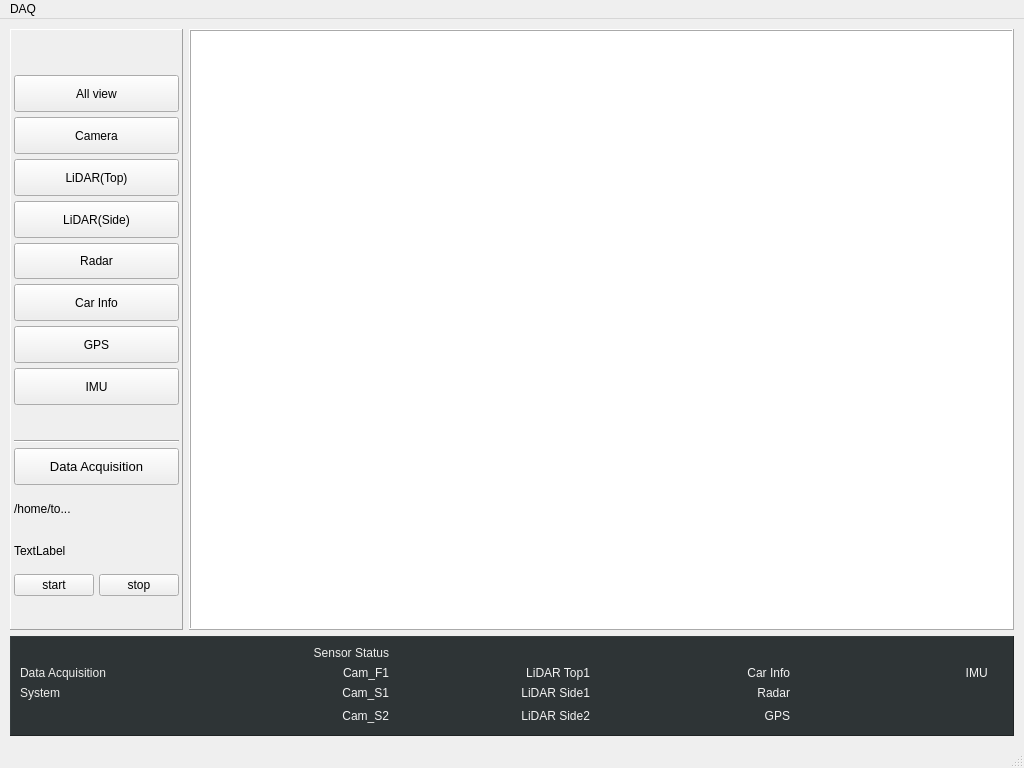
Before: the Qt Designer form src/daqmain.ui in mhyangjin/daq, drawn with Qt 5.
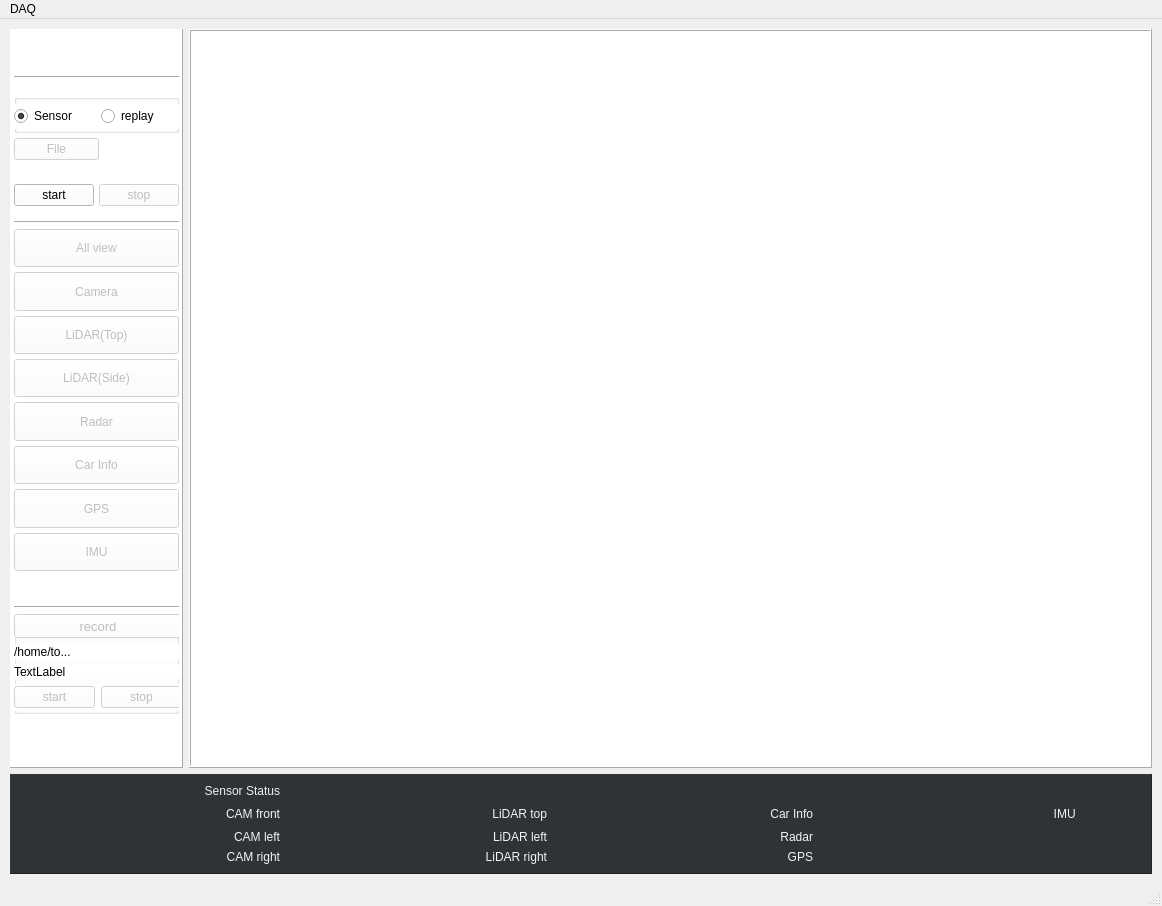
After: the same form once the commit is applied. Icons and pictures are not drawn.

```diff
--- a/src/daqmain.ui
+++ b/src/daqmain.ui
@@ -6,12 +6,12 @@
    <rect>
     <x>0</x>
     <y>0</y>
-    <width>1024</width>
-    <height>768</height>
+    <width>1162</width>
+    <height>906</height>
    </rect>
   </property>
   <property name="windowTitle">
-   <string>DaqMain</string>
+   <string>DAQ</string>
   </property>
   <property name="layoutDirection">
    <enum>Qt::LeftToRight</enum>
@@ -54,6 +54,9 @@
             <height>487</height>
            </size>
           </property>
+          <property name="styleSheet">
+           <string notr="true">background-color:rgb(255, 255, 255)</string>
+          </property>
           <property name="frameShape">
            <enum>QFrame::Panel</enum>
           </property>
@@ -103,7 +106,7 @@
                </property>
                <property name="minimumSize">
                 <size>
-                 <width>165</width>
+                 <width>163</width>
                  <height>0</height>
                 </size>
                </property>
@@ -117,12 +120,183 @@
                 <set>Qt::AlignCenter</set>
                </property>
                <property name="margin">
-                <number>2</number>
+                <number>4</number>
+               </property>
+               <property name="indent">
+                <number>-1</number>
+               </property>
+              </widget>
+             </item>
+             <item>
+              <widget class="Line" name="line_3">
+               <property name="orientation">
+                <enum>Qt::Horizontal</enum>
+               </property>
+              </widget>
+             </item>
+             <item>
+              <spacer name="verticalSpacer_4">
+               <property name="orientation">
+                <enum>Qt::Vertical</enum>
+               </property>
+               <property name="sizeType">
+                <enum>QSizePolicy::Fixed</enum>
+               </property>
+               <property name="sizeHint" stdset="0">
+                <size>
+                 <width>20</width>
+                 <height>10</height>
+                </size>
+               </property>
+              </spacer>
+             </item>
+             <item>
+              <widget class="QGroupBox" name="sensorOrReplay">
+               <property name="title">
+                <string/>
+               </property>
+               <widget class="QWidget" name="layoutWidget">
+                <property name="geometry">
+                 <rect>
+                  <x>0</x>
+                  <y>10</y>
+                  <width>168</width>
+                  <height>25</height>
+                 </rect>
+                </property>
+                <layout class="QHBoxLayout" name="horizontalLayout_9">
+                 <item>
+                  <widget class="QRadioButton" name="radioButton_sensor">
+                   <property name="text">
+                    <string>Sensor</string>
+                   </property>
+                   <property name="checked">
+                    <bool>true</bool>
+                   </property>
+                  </widget>
+                 </item>
+                 <item>
+                  <widget class="QRadioButton" name="radioButton_replay">
+                   <property name="text">
+                    <string>replay</string>
+                   </property>
+                  </widget>
+                 </item>
+                </layout>
+               </widget>
+              </widget>
+             </item>
+             <item>
+              <layout class="QHBoxLayout" name="horizontalLayout_8">
+               <item>
+                <widget class="QPushButton" name="btn_recordFile">
+                 <property name="enabled">
+                  <bool>false</bool>
+                 </property>
+                 <property name="font">
+                  <font>
+                   <pointsize>9</pointsize>
+                  </font>
+                 </property>
+                 <property name="text">
+                  <string>File</string>
+                 </property>
+                </widget>
+               </item>
+               <item>
+                <spacer name="horizontalSpacer_2">
+                 <property name="orientation">
+                  <enum>Qt::Horizontal</enum>
+                 </property>
+                 <property name="sizeType">
+                  <enum>QSizePolicy::Fixed</enum>
+                 </property>
+                 <property name="sizeHint" stdset="0">
+                  <size>
+                   <width>80</width>
+                   <height>20</height>
+                  </size>
+                 </property>
+                </spacer>
+               </item>
+              </layout>
+             </item>
+             <item>
+              <widget class="QLabel" name="label_replayFileName">
+               <property name="sizePolicy">
+                <sizepolicy hsizetype="Fixed" vsizetype="Fixed">
+                 <horstretch>0</horstretch>
+                 <verstretch>0</verstretch>
+                </sizepolicy>
+               </property>
+               <property name="maximumSize">
+                <size>
+                 <width>168</width>
+                 <height>16777215</height>
+                </size>
+               </property>
+               <property name="font">
+                <font>
+                 <pointsize>9</pointsize>
+                </font>
+               </property>
+               <property name="text">
+                <string/>
+               </property>
+               <property name="wordWrap">
+                <bool>true</bool>
+               </property>
+              </widget>
+             </item>
+             <item>
+              <layout class="QHBoxLayout" name="horizontalLayout">
+               <item>
+                <widget class="QPushButton" name="btn_start">
+                 <property name="text">
+                  <string>start</string>
+                 </property>
+                </widget>
+               </item>
+               <item>
+                <widget class="QPushButton" name="btn_stop">
+                 <property name="enabled">
+                  <bool>false</bool>
+                 </property>
+                 <property name="text">
+                  <string>stop</string>
+                 </property>
+                </widget>
+               </item>
+              </layout>
+             </item>
+             <item>
+              <spacer name="verticalSpacer_3">
+               <property name="orientation">
+                <enum>Qt::Vertical</enum>
+               </property>
+               <property name="sizeType">
+                <enum>QSizePolicy::Fixed</enum>
+               </property>
+               <property name="sizeHint" stdset="0">
+                <size>
+                 <width>20</width>
+                 <height>10</height>
+                </size>
+               </property>
+              </spacer>
+             </item>
+             <item>
+              <widget class="Line" name="line_2">
+               <property name="orientation">
+                <enum>Qt::Horizontal</enum>
                </property>
               </widget>
              </item>
              <item>
               <widget class="QPushButton" name="btn_all">
+               <property name="enabled">
+                <bool>false</bool>
+               </property>
                <property name="sizePolicy">
                 <sizepolicy hsizetype="Minimum" vsizetype="Minimum">
                  <horstretch>0</horstretch>
@@ -139,6 +313,9 @@
              </item>
              <item>
               <widget class="QPushButton" name="btn_camera">
+               <property name="enabled">
+                <bool>false</bool>
+               </property>
                <property name="sizePolicy">
                 <sizepolicy hsizetype="Minimum" vsizetype="Minimum">
                  <horstretch>0</horstretch>
@@ -155,6 +332,9 @@
              </item>
              <item>
               <widget class="QPushButton" name="btn_lidarTop">
+               <property name="enabled">
+                <bool>false</bool>
+               </property>
                <property name="sizePolicy">
                 <sizepolicy hsizetype="Minimum" vsizetype="Minimum">
                  <horstretch>0</horstretch>
@@ -171,6 +351,9 @@
              </item>
              <item>
               <widget class="QPushButton" name="btn_lidarSide">
+               <property name="enabled">
+                <bool>false</bool>
+               </property>
                <property name="sizePolicy">
                 <sizepolicy hsizetype="Minimum" vsizetype="Minimum">
                  <horstretch>0</horstretch>
@@ -187,6 +370,9 @@
              </item>
              <item>
               <widget class="QPushButton" name="btn_radar">
+               <property name="enabled">
+                <bool>false</bool>
+               </property>
                <property name="sizePolicy">
                 <sizepolicy hsizetype="Minimum" vsizetype="Minimum">
                  <horstretch>0</horstretch>
@@ -203,6 +389,9 @@
              </item>
              <item>
               <widget class="QPushButton" name="btn_carInfo">
+               <property name="enabled">
+                <bool>false</bool>
+               </property>
                <property name="sizePolicy">
                 <sizepolicy hsizetype="Minimum" vsizetype="Minimum">
                  <horstretch>0</horstretch>
@@ -219,6 +408,9 @@
              </item>
              <item>
               <widget class="QPushButton" name="btn_gps">
+               <property name="enabled">
+                <bool>false</bool>
+               </property>
                <property name="sizePolicy">
                 <sizepolicy hsizetype="Minimum" vsizetype="Minimum">
                  <horstretch>0</horstretch>
@@ -235,6 +427,9 @@
              </item>
              <item>
               <widget class="QPushButton" name="btn_imu">
+               <property name="enabled">
+                <bool>false</bool>
+               </property>
                <property name="sizePolicy">
                 <sizepolicy hsizetype="Minimum" vsizetype="Minimum">
                  <horstretch>0</horstretch>
@@ -273,86 +468,170 @@
               </widget>
              </item>
              <item>
-              <widget class="QPushButton" name="btn_acquisition">
+              <widget class="QGroupBox" name="recordGroup">
                <property name="sizePolicy">
-                <sizepolicy hsizetype="Minimum" vsizetype="Minimum">
+                <sizepolicy hsizetype="Preferred" vsizetype="Fixed">
                  <horstretch>0</horstretch>
                  <verstretch>0</verstretch>
                 </sizepolicy>
                </property>
-               <property name="font">
-                <font>
-                 <pointsize>10</pointsize>
-                </font>
+               <property name="minimumSize">
+                <size>
+                 <width>0</width>
+                 <height>100</height>
+                </size>
                </property>
-               <property name="styleSheet">
-                <string notr="true"/>
+               <property name="title">
+                <string/>
                </property>
-               <property name="text">
-                <string>Data Acquisition</string>
-               </property>
+               <widget class="QPushButton" name="btn_record">
+                <property name="enabled">
+                 <bool>false</bool>
+                </property>
+                <property name="geometry">
+                 <rect>
+                  <x>0</x>
+                  <y>0</y>
+                  <width>168</width>
+                  <height>24</height>
+                 </rect>
+                </property>
+                <property name="sizePolicy">
+                 <sizepolicy hsizetype="Minimum" vsizetype="Minimum">
+                  <horstretch>0</horstretch>
+                  <verstretch>0</verstretch>
+                 </sizepolicy>
+                </property>
+                <property name="font">
+                 <font>
+                  <pointsize>10</pointsize>
+                 </font>
+                </property>
+                <property name="styleSheet">
+                 <string notr="true"/>
+                </property>
+                <property name="text">
+                 <string>record</string>
+                </property>
+               </widget>
+               <widget class="QLabel" name="label_fileName">
+                <property name="geometry">
+                 <rect>
+                  <x>0</x>
+                  <y>50</y>
+                  <width>168</width>
+                  <height>15</height>
+                 </rect>
+                </property>
+                <property name="sizePolicy">
+                 <sizepolicy hsizetype="Fixed" vsizetype="Fixed">
+                  <horstretch>0</horstretch>
+                  <verstretch>0</verstretch>
+                 </sizepolicy>
+                </property>
+                <property name="maximumSize">
+                 <size>
+                  <width>168</width>
+                  <height>16777215</height>
+                 </size>
+                </property>
+                <property name="font">
+                 <font>
+                  <pointsize>9</pointsize>
+                 </font>
+                </property>
+                <property name="text">
+                 <string>TextLabel</string>
+                </property>
+                <property name="wordWrap">
+                 <bool>true</bool>
+                </property>
+               </widget>
+               <widget class="QLabel" name="label_Path">
+                <property name="geometry">
+                 <rect>
+                  <x>0</x>
+                  <y>30</y>
+                  <width>168</width>
+                  <height>15</height>
+                 </rect>
+                </property>
+                <property name="sizePolicy">
+                 <sizepolicy hsizetype="Fixed" vsizetype="Fixed">
+                  <horstretch>0</horstretch>
+                  <verstretch>0</verstretch>
+                 </sizepolicy>
+                </property>
+                <property name="maximumSize">
+                 <size>
+                  <width>168</width>
+                  <height>16777215</height>
+                 </size>
+                </property>
+                <property name="font">
+                 <font>
+                  <pointsize>9</pointsize>
+                 </font>
+                </property>
+                <property name="text">
+                 <string>/home/to...</string>
+                </property>
+                <property name="wordWrap">
+                 <bool>true</bool>
+                </property>
+               </widget>
+               <widget class="QWidget" name="layoutWidget">
+                <property name="geometry">
+                 <rect>
+                  <x>0</x>
+                  <y>70</y>
+                  <width>168</width>
+                  <height>27</height>
+                 </rect>
+                </property>
+                <layout class="QHBoxLayout" name="horizontalLayout_4">
+                 <item>
+                  <widget class="QPushButton" name="btn_recordStart">
+                   <property name="enabled">
+                    <bool>false</bool>
+                   </property>
+                   <property name="minimumSize">
+                    <size>
+                     <width>30</width>
+                     <height>0</height>
+                    </size>
+                   </property>
+                   <property name="text">
+                    <string>start</string>
+                   </property>
+                  </widget>
+                 </item>
+                 <item>
+                  <widget class="QPushButton" name="btn_recordStop">
+                   <property name="enabled">
+                    <bool>false</bool>
+                   </property>
+                   <property name="sizePolicy">
+                    <sizepolicy hsizetype="Minimum" vsizetype="Fixed">
+                     <horstretch>0</horstretch>
+                     <verstretch>0</verstretch>
+                    </sizepolicy>
+                   </property>
+                   <property name="minimumSize">
+                    <size>
+                     <width>30</width>
+                     <height>0</height>
+                    </size>
+                   </property>
+                   <property name="text">
+                    <string>stop</string>
+                   </property>
+                  </widget>
+                 </item>
+                </layout>
+               </widget>
               </widget>
              </item>
-             <item>
-              <widget class="QLabel" name="label_Path">
-               <property name="font">
-                <font>
-                 <pointsize>9</pointsize>
-                </font>
-               </property>
-               <property name="text">
-                <string>/home/to...</string>
-               </property>
-              </widget>
-             </item>
-             <item>
-              <widget class="QLabel" name="label_fileName">
-               <property name="font">
-                <font>
-                 <pointsize>9</pointsize>
-                </font>
-               </property>
-               <property name="text">
-                <string>TextLabel</string>
-               </property>
-              </widget>
-             </item>
-             <item>
-              <layout class="QHBoxLayout" name="horizontalLayout_4">
-               <item>
-                <widget class="QPushButton" name="btn_start">
-                 <property name="minimumSize">
-                  <size>
-                   <width>30</width>
-                   <height>0</height>
-                  </size>
-                 </property>
-                 <property name="text">
-                  <string>start</string>
-                 </property>
-                </widget>
-               </item>
-               <item>
-                <widget class="QPushButton" name="btn_stop">
-                 <property name="sizePolicy">
-                  <sizepolicy hsizetype="Minimum" vsizetype="Fixed">
-                   <horstretch>0</horstretch>
-                   <verstretch>0</verstretch>
-                  </sizepolicy>
-                 </property>
-                 <property name="minimumSize">
-                  <size>
-                   <width>30</width>
-                   <height>0</height>
-                  </size>
-                 </property>
-                 <property name="text">
-                  <string>stop</string>
-                 </property>
-                </widget>
-               </item>
-              </layout>
-             </item>
              <item>
               <spacer name="verticalSpacer">
                <property name="orientation">
@@ -364,7 +643,7 @@
                <property name="sizeHint" stdset="0">
                 <size>
                  <width>20</width>
-                 <height>30</height>
+                 <height>50</height>
                 </size>
                </property>
               </spacer>
@@ -441,183 +720,19 @@
         <layout class="QVBoxLayout" name="verticalLayout_6">
          <item>
           <layout class="QGridLayout" name="gridLayout">
-           <item row="4" column="2">
-            <widget class="QLabel" name="img_cams2">
-             <property name="styleSheet">
-              <string notr="true">color:rgb(243, 243, 243)</string>
-             </property>
-             <property name="text">
-              <string/>
-             </property>
-             <property name="pixmap">
-              <pixmap resource="images.qrc">:/img/images/state_gray.png</pixmap>
-             </property>
-             <property name="alignment">
-              <set>Qt::AlignCenter</set>
-             </property>
-            </widget>
-           </item>
-           <item row="4" column="4">
-            <widget class="QLabel" name="img_lidar_side2">
-             <property name="styleSheet">
-              <string notr="true">color:rgb(243, 243, 243)</string>
-             </property>
-             <property name="text">
-              <string/>
-             </property>
-             <property name="pixmap">
-              <pixmap resource="images.qrc">:/img/images/state_gray.png</pixmap>
-             </property>
-             <property name="alignment">
-              <set>Qt::AlignCenter</set>
-             </property>
-            </widget>
-           </item>
-           <item row="2" column="1">
-            <widget class="QLabel" name="label_camf1">
-             <property name="styleSheet">
-              <string notr="true">color:rgb(243, 243, 243)</string>
-             </property>
-             <property name="text">
-              <string>Cam_F1</string>
-             </property>
-             <property name="alignment">
-              <set>Qt::AlignRight|Qt::AlignTrailing|Qt::AlignVCenter</set>
-             </property>
-            </widget>
-           </item>
-           <item row="3" column="7">
-            <widget class="QLabel" name="img_radar">
-             <property name="styleSheet">
-              <string notr="true">color:rgb(243, 243, 243)</string>
-             </property>
-             <property name="text">
-              <string/>
-             </property>
-             <property name="pixmap">
-              <pixmap resource="images.qrc">:/img/images/state_gray.png</pixmap>
-             </property>
-             <property name="alignment">
-              <set>Qt::AlignCenter</set>
-             </property>
-            </widget>
-           </item>
-           <item row="3" column="4">
-            <widget class="QLabel" name="img_lidar_side1">
-             <property name="styleSheet">
-              <string notr="true">color:rgb(243, 243, 243)</string>
-             </property>
-             <property name="text">
-              <string/>
-             </property>
-             <property name="pixmap">
-              <pixmap resource="images.qrc">:/img/images/state_gray.png</pixmap>
-             </property>
-             <property name="alignment">
-              <set>Qt::AlignCenter</set>
-             </property>
-            </widget>
-           </item>
-           <item row="3" column="1">
-            <widget class="QLabel" name="label_cams1">
-             <property name="styleSheet">
-              <string notr="true">color:rgb(243, 243, 243)</string>
-             </property>
-             <property name="text">
-              <string>Cam_S1</string>
-             </property>
-             <property name="alignment">
-              <set>Qt::AlignRight|Qt::AlignTrailing|Qt::AlignVCenter</set>
-             </property>
-            </widget>
-           </item>
-           <item row="3" column="0">
-            <widget class="QLabel" name="label_4">
-             <property name="styleSheet">
-              <string notr="true">color:rgb(238, 238, 236);</string>
-             </property>
-             <property name="text">
-              <string>System</string>
-             </property>
-            </widget>
-           </item>
            <item row="4" column="1">
             <widget class="QLabel" name="label_cams2">
              <property name="styleSheet">
               <string notr="true">color:rgb(243, 243, 243)</string>
              </property>
              <property name="text">
-              <string>Cam_S2</string>
+              <string>CAM right</string>
              </property>
              <property name="alignment">
               <set>Qt::AlignRight|Qt::AlignTrailing|Qt::AlignVCenter</set>
              </property>
             </widget>
            </item>
-           <item row="3" column="2">
-            <widget class="QLabel" name="img_cams1">
-             <property name="styleSheet">
-              <string notr="true">color:rgb(243, 243, 243)</string>
-             </property>
-             <property name="text">
-              <string/>
-             </property>
-             <property name="pixmap">
-              <pixmap resource="images.qrc">:/img/images/state_gray.png</pixmap>
-             </property>
-             <property name="alignment">
-              <set>Qt::AlignCenter</set>
-             </property>
-            </widget>
-           </item>
-           <item row="4" column="7">
-            <widget class="QLabel" name="img_gps">
-             <property name="styleSheet">
-              <string notr="true">color:rgb(243, 243, 243)</string>
-             </property>
-             <property name="text">
-              <string/>
-             </property>
-             <property name="pixmap">
-              <pixmap resource="images.qrc">:/img/images/state_gray.png</pixmap>
-             </property>
-             <property name="alignment">
-              <set>Qt::AlignCenter</set>
-             </property>
-            </widget>
-           </item>
-           <item row="2" column="0">
-            <widget class="QLabel" name="label_3">
-             <property name="styleSheet">
-              <string notr="true">color:rgb(238, 238, 236);</string>
-             </property>
-             <property name="text">
-              <string>Data Acquisition</string>
-             </property>
-            </widget>
-           </item>
-           <item row="2" column="4">
-            <widget class="QLabel" name="img_lidar_top">
-             <property name="sizePolicy">
-              <sizepolicy hsizetype="Fixed" vsizetype="Fixed">
-               <horstretch>0</horstretch>
-               <verstretch>0</verstretch>
-              </sizepolicy>
-             </property>
-             <property name="styleSheet">
-              <string notr="true">color:rgb(243, 243, 243)</string>
-             </property>
-             <property name="text">
-              <string/>
-             </property>
-             <property name="pixmap">
-              <pixmap resource="images.qrc">:/img/images/state_gray.png</pixmap>
-             </property>
-             <property name="alignment">
-              <set>Qt::AlignCenter</set>
-             </property>
-            </widget>
-           </item>
            <item row="2" column="2">
             <widget class="QLabel" name="img_camf1">
              <property name="sizePolicy">
@@ -643,16 +758,41 @@
              </property>
             </widget>
            </item>
-           <item row="2" column="3">
-            <widget class="QLabel" name="label_lidartop1">
+           <item row="3" column="2">
+            <widget class="QLabel" name="img_cams1">
              <property name="styleSheet">
               <string notr="true">color:rgb(243, 243, 243)</string>
              </property>
              <property name="text">
-              <string>LiDAR Top1</string>
+              <string/>
              </property>
+             <property name="pixmap">
+              <pixmap resource="images.qrc">:/img/images/state_gray.png</pixmap>
+             </property>
              <property name="alignment">
-              <set>Qt::AlignRight|Qt::AlignTrailing|Qt::AlignVCenter</set>
+              <set>Qt::AlignCenter</set>
+             </property>
+            </widget>
+           </item>
+           <item row="2" column="7">
+            <widget class="QLabel" name="img_car">
+             <property name="sizePolicy">
+              <sizepolicy hsizetype="Fixed" vsizetype="Preferred">
+               <horstretch>0</horstretch>
+               <verstretch>0</verstretch>
+              </sizepolicy>
+             </property>
+             <property name="styleSheet">
+              <string notr="true">color:rgb(243, 243, 243)</string>
+             </property>
+             <property name="text">
+              <string/>
+             </property>
+             <property name="pixmap">
+              <pixmap resource="images.qrc">:/img/images/state_gray.png</pixmap>
+             </property>
+             <property name="alignment">
+              <set>Qt::AlignCenter</set>
              </property>
             </widget>
            </item>
@@ -669,59 +809,84 @@
              </property>
             </widget>
            </item>
-           <item row="3" column="6">
-            <widget class="QLabel" name="label_avm2">
+           <item row="2" column="8">
+            <widget class="QLabel" name="label_imu">
              <property name="styleSheet">
               <string notr="true">color:rgb(243, 243, 243)</string>
              </property>
              <property name="text">
-              <string>Radar</string>
+              <string>IMU </string>
              </property>
              <property name="alignment">
               <set>Qt::AlignRight|Qt::AlignTrailing|Qt::AlignVCenter</set>
              </property>
             </widget>
            </item>
-           <item row="4" column="6">
-            <widget class="QLabel" name="label_avm3">
+           <item row="2" column="1">
+            <widget class="QLabel" name="label_camf1">
              <property name="styleSheet">
               <string notr="true">color:rgb(243, 243, 243)</string>
              </property>
              <property name="text">
-              <string>GPS</string>
+              <string>CAM front</string>
              </property>
              <property name="alignment">
               <set>Qt::AlignRight|Qt::AlignTrailing|Qt::AlignVCenter</set>
              </property>
             </widget>
            </item>
+           <item row="4" column="4">
+            <widget class="QLabel" name="img_lidar_side2">
+             <property name="styleSheet">
+              <string notr="true">color:rgb(243, 243, 243)</string>
+             </property>
+             <property name="text">
+              <string/>
+             </property>
+             <property name="pixmap">
+              <pixmap resource="images.qrc">:/img/images/state_gray.png</pixmap>
+             </property>
+             <property name="alignment">
+              <set>Qt::AlignCenter</set>
+             </property>
+            </widget>
+           </item>
+           <item row="2" column="9">
+            <widget class="QLabel" name="img_imu">
+             <property name="sizePolicy">
+              <sizepolicy hsizetype="Fixed" vsizetype="Preferred">
+               <horstretch>0</horstretch>
+               <verstretch>0</verstretch>
+              </sizepolicy>
+             </property>
+             <property name="styleSheet">
+              <string notr="true">color:rgb(243, 243, 243)</string>
+             </property>
+             <property name="text">
+              <string/>
+             </property>
+             <property name="pixmap">
+              <pixmap resource="images.qrc">:/img/images/state_gray.png</pixmap>
+             </property>
+             <property name="alignment">
+              <set>Qt::AlignCenter</set>
+             </property>
+            </widget>
+           </item>
            <item row="3" column="3">
             <widget class="QLabel" name="label_lidarside1">
              <property name="styleSheet">
               <string notr="true">color:rgb(243, 243, 243)</string>
              </property>
              <property name="text">
-              <string>LiDAR Side1</string>
+              <string>LiDAR left</string>
              </property>
              <property name="alignment">
               <set>Qt::AlignRight|Qt::AlignTrailing|Qt::AlignVCenter</set>
              </property>
             </widget>
            </item>
-           <item row="4" column="3">
-            <widget class="QLabel" name="label_lidarside2">
-             <property name="styleSheet">
-              <string notr="true">color:rgb(243, 243, 243)</string>
-             </property>
-             <property name="text">
-              <string>LiDAR Side2</string>
-             </property>
-             <property name="alignment">
-              <set>Qt::AlignRight|Qt::AlignTrailing|Qt::AlignVCenter</set>
-             </property>
-            </widget>
-           </item>
-           <item row="4" column="0">
+           <item row="2" column="10">
             <spacer name="horizontalSpacer">
              <property name="orientation">
               <enum>Qt::Horizontal</enum>
@@ -731,25 +896,163 @@
              </property>
              <property name="sizeHint" stdset="0">
               <size>
-               <width>180</width>
+               <width>50</width>
                <height>20</height>
               </size>
              </property>
             </spacer>
            </item>
-           <item row="2" column="8">
-            <widget class="QLabel" name="label_imu">
+           <item row="4" column="7">
+            <widget class="QLabel" name="img_gps">
              <property name="styleSheet">
               <string notr="true">color:rgb(243, 243, 243)</string>
              </property>
              <property name="text">
-              <string>IMU </string>
+              <string/>
              </property>
+             <property name="pixmap">
+              <pixmap resource="images.qrc">:/img/images/state_gray.png</pixmap>
+             </property>
              <property name="alignment">
+              <set>Qt::AlignCenter</set>
+             </property>
+            </widget>
+           </item>
+           <item row="4" column="6">
+            <widget class="QLabel" name="label_avm3">
+             <property name="styleSheet">
+              <string notr="true">color:rgb(243, 243, 243)</string>
+             </property>
+             <property name="text">
+              <string>GPS</string>
+             </property>
+             <property name="alignment">
               <set>Qt::AlignRight|Qt::AlignTrailing|Qt::AlignVCenter</set>
              </property>
             </widget>
            </item>
+           <item row="4" column="2">
+            <widget class="QLabel" name="img_cams2">
+             <property name="styleSheet">
+              <string notr="true">color:rgb(243, 243, 243)</string>
+             </property>
+             <property name="text">
+              <string/>
+             </property>
+             <property name="pixmap">
+              <pixmap resource="images.qrc">:/img/images/state_gray.png</pixmap>
+             </property>
+             <property name="alignment">
+              <set>Qt::AlignCenter</set>
+             </property>
+            </widget>
+           </item>
+           <item row="3" column="1">
+            <widget class="QLabel" name="label_cams1">
+             <property name="styleSheet">
+              <string notr="true">color:rgb(243, 243, 243)</string>
+             </property>
+             <property name="text">
+              <string>CAM left</string>
+             </property>
+             <property name="alignment">
+              <set>Qt::AlignRight|Qt::AlignTrailing|Qt::AlignVCenter</set>
+             </property>
+            </widget>
+           </item>
+           <item row="2" column="3">
+            <widget class="QLabel" name="label_lidartop1">
+             <property name="styleSheet">
+              <string notr="true">color:rgb(243, 243, 243)</string>
+             </property>
+             <property name="text">
+              <string>LiDAR top</string>
+             </property>
+             <property name="alignment">
+              <set>Qt::AlignRight|Qt::AlignTrailing|Qt::AlignVCenter</set>
+             </property>
+            </widget>
+           </item>
+           <item row="3" column="6">
+            <widget class="QLabel" name="label_avm2">
+             <property name="styleSheet">
+              <string notr="true">color:rgb(243, 243, 243)</string>
+             </property>
+             <property name="text">
+              <string>Radar</string>
+             </property>
+             <property name="alignment">
+              <set>Qt::AlignRight|Qt::AlignTrailing|Qt::AlignVCenter</set>
+             </property>
+            </widget>
+           </item>
+           <item row="3" column="7">
+            <widget class="QLabel" name="img_radar">
+             <property name="styleSheet">
+              <string notr="true">color:rgb(243, 243, 243)</string>
+             </property>
+             <property name="text">
+              <string/>
+             </property>
+             <property name="pixmap">
+              <pixmap resource="images.qrc">:/img/images/state_gray.png</pixmap>
+             </property>
+             <property name="alignment">
+              <set>Qt::AlignCenter</set>
+             </property>
+            </widget>
+           </item>
+           <item row="3" column="4">
+            <widget class="QLabel" name="img_lidar_side1">
+             <property name="styleSheet">
+              <string notr="true">color:rgb(243, 243, 243)</string>
+             </property>
+             <property name="text">
+              <string/>
+             </property>
+             <property name="pixmap">
+              <pixmap resource="images.qrc">:/img/images/state_gray.png</pixmap>
+             </property>
+             <property name="alignment">
+              <set>Qt::AlignCenter</set>
+             </property>
+            </widget>
+           </item>
+           <item row="4" column="3">
+            <widget class="QLabel" name="label_lidarside2">
+             <property name="styleSheet">
+              <string notr="true">color:rgb(243, 243, 243)</string>
+             </property>
+             <property name="text">
+              <string>LiDAR right</string>
+             </property>
+             <property name="alignment">
+              <set>Qt::AlignRight|Qt::AlignTrailing|Qt::AlignVCenter</set>
+             </property>
+            </widget>
+           </item>
+           <item row="2" column="4">
+            <widget class="QLabel" name="img_lidar_top">
+             <property name="sizePolicy">
+              <sizepolicy hsizetype="Fixed" vsizetype="Fixed">
+               <horstretch>0</horstretch>
+               <verstretch>0</verstretch>
+              </sizepolicy>
+             </property>
+             <property name="styleSheet">
+              <string notr="true">color:rgb(243, 243, 243)</string>
+             </property>
+             <property name="text">
+              <string/>
+             </property>
+             <property name="pixmap">
+              <pixmap resource="images.qrc">:/img/images/state_gray.png</pixmap>
+             </property>
+             <property name="alignment">
+              <set>Qt::AlignCenter</set>
+             </property>
+            </widget>
+           </item>
            <item row="2" column="6">
             <widget class="QLabel" name="label_radar">
              <property name="styleSheet">
@@ -763,49 +1066,25 @@
              </property>
             </widget>
            </item>
-           <item row="2" column="7">
-            <widget class="QLabel" name="img_car">
-             <property name="sizePolicy">
-              <sizepolicy hsizetype="Fixed" vsizetype="Preferred">
-               <horstretch>0</horstretch>
-               <verstretch>0</verstretch>
-              </sizepolicy>
-             </property>
-             <property name="styleSheet">
-              <string notr="true">color:rgb(243, 243, 243)</string>
-             </property>
-             <property name="text">
-              <string/>
-             </property>
-             <property name="pixmap">
-              <pixmap resource="images.qrc">:/img/images/state_gray.png</pixmap>
-             </property>
-             <property name="alignment">
-              <set>Qt::AlignCenter</set>
-             </property>
-            </widget>
-           </item>
-           <item row="2" column="9">
-            <widget class="QLabel" name="img_imu">
-             <property name="sizePolicy">
-              <sizepolicy hsizetype="Fixed" vsizetype="Preferred">
-               <horstretch>0</horstretch>
-               <verstretch>0</verstretch>
-              </sizepolicy>
-             </property>
-             <property name="styleSheet">
-              <string notr="true">color:rgb(243, 243, 243)</string>
-             </property>
-             <property name="text">
-              <string/>
-             </property>
-             <property name="pixmap">
-              <pixmap resource="images.qrc">:/img/images/state_gray.png</pixmap>
-             </property>
-             <property name="alignment">
-              <set>Qt::AlignCenter</set>
-             </property>
-            </widget>
+           <item row="1" column="0" rowspan="4">
+            <layout class="QVBoxLayout" name="verticalLayout_5">
+             <item>
+              <widget class="QLabel" name="label_3">
+               <property name="sizePolicy">
+                <sizepolicy hsizetype="Fixed" vsizetype="Preferred">
+                 <horstretch>0</horstretch>
+                 <verstretch>0</verstretch>
+                </sizepolicy>
+               </property>
+               <property name="text">
+                <string/>
+               </property>
+               <property name="pixmap">
+                <pixmap resource="images.qrc">:/img/images/daq_logo_100.png</pixmap>
+               </property>
+              </widget>
+             </item>
+            </layout>
            </item>
           </layout>
          </item>
@@ -821,7 +1100,7 @@
     <rect>
      <x>0</x>
      <y>0</y>
-     <width>1024</width>
+     <width>1162</width>
      <height>22</height>
     </rect>
    </property>
@@ -830,21 +1109,24 @@
      <string>DAQ</string>
     </property>
     <addaction name="separator"/>
-    <addaction name="actionhelp"/>
+    <addaction name="actionConfigrations"/>
     <addaction name="actionExit"/>
    </widget>
    <addaction name="menuDAQ"/>
   </widget>
   <widget class="QStatusBar" name="statusbar"/>
-  <action name="actionhelp">
+  <action name="actionConfigrations">
    <property name="text">
-    <string>help</string>
+    <string>configrations</string>
    </property>
   </action>
   <action name="actionExit">
    <property name="text">
     <string>Exit</string>
    </property>
+   <property name="menuRole">
+    <enum>QAction::QuitRole</enum>
+   </property>
   </action>
  </widget>
  <resources>
```
Left out of the diff: 19 changed lines with no effect on the pictures.
